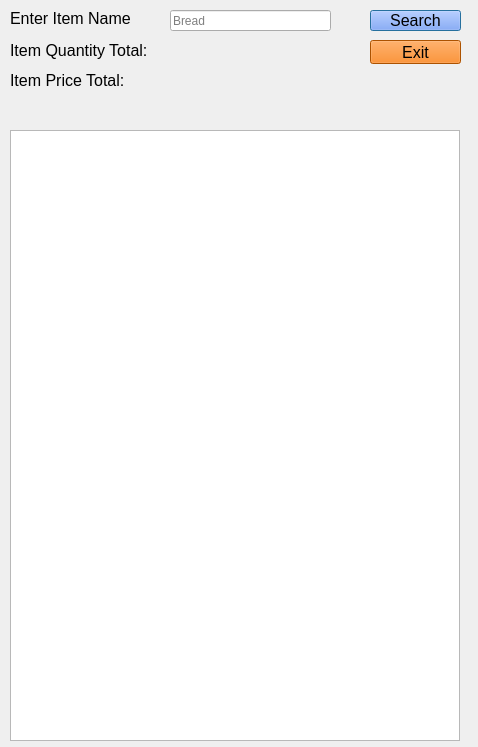
The window that itemdisplay.ui (max9001/Bulk-Club-Project) describes before a commit, drawn with Qt 5.
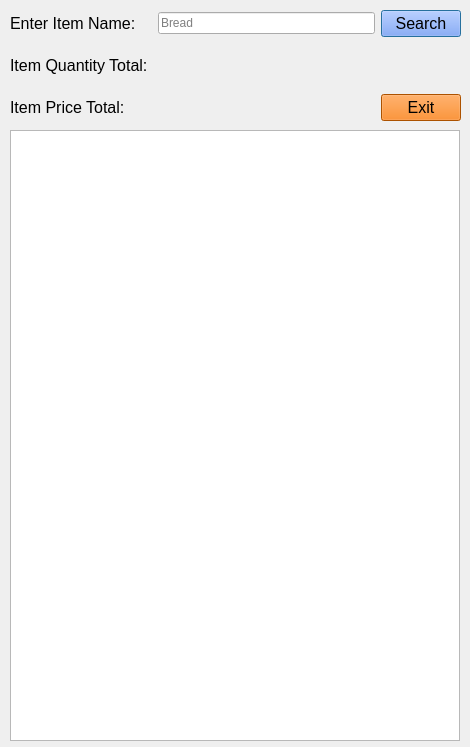
The same window after the commit.

```diff
--- a/itemdisplay.ui
+++ b/itemdisplay.ui
@@ -6,7 +6,7 @@
    <rect>
     <x>0</x>
     <y>0</y>
-    <width>478</width>
+    <width>470</width>
     <height>747</height>
    </rect>
   </property>
@@ -23,15 +23,27 @@
     </rect>
    </property>
   </widget>
+  <widget class="QWidget" name="gridLayoutWidget">
+   <property name="enabled">
+    <bool>true</bool>
+   </property>
+   <property name="geometry">
+    <rect>
+     <x>10</x>
+     <y>0</y>
+     <width>451</width>
+     <height>131</height>
+    </rect>
+   </property>
+   <layout class="QGridLayout" name="gridLayout">
+    <property name="topMargin">
+     <number>10</number>
+    </property>
+    <property name="bottomMargin">
+     <number>10</number>
+    </property>
+    <item row="0" column="1">
   <widget class="QLineEdit" name="itemSearchBar">
-   <property name="geometry">
-    <rect>
-     <x>170</x>
-     <y>10</y>
-     <width>161</width>
-     <height>21</height>
-    </rect>
-   </property>
    <property name="text">
     <string/>
    </property>
@@ -39,15 +51,48 @@
     <string>Bread</string>
    </property>
   </widget>
+    </item>
+    <item row="1" column="0">
+     <widget class="QLabel" name="itemQuantityTotal">
+      <property name="font">
+       <font>
+        <pointsize>12</pointsize>
+       </font>
+      </property>
+      <property name="text">
+       <string>Item Quantity Total: </string>
+      </property>
+     </widget>
+    </item>
+    <item row="2" column="0">
+     <widget class="QLabel" name="itemPriceTotal">
+      <property name="enabled">
+       <bool>true</bool>
+      </property>
+      <property name="font">
+       <font>
+        <pointsize>12</pointsize>
+       </font>
+      </property>
+      <property name="text">
+       <string>Item Price Total: </string>
+      </property>
+     </widget>
+    </item>
+    <item row="0" column="0">
+     <widget class="QLabel" name="label">
+      <property name="font">
+       <font>
+        <pointsize>12</pointsize>
+       </font>
+      </property>
+      <property name="text">
+       <string>Enter Item Name:</string>
+      </property>
+     </widget>
+    </item>
+    <item row="0" column="2">
   <widget class="QPushButton" name="searchButton">
-   <property name="geometry">
-    <rect>
-     <x>370</x>
-     <y>10</y>
-     <width>91</width>
-     <height>21</height>
-    </rect>
-   </property>
    <property name="font">
     <font>
      <pointsize>12</pointsize>
@@ -60,69 +105,9 @@
     <string>Search</string>
    </property>
   </widget>
-  <widget class="QLabel" name="label">
-   <property name="geometry">
-    <rect>
-     <x>10</x>
-     <y>10</y>
-     <width>121</width>
-     <height>16</height>
-    </rect>
-   </property>
-   <property name="font">
-    <font>
-     <pointsize>12</pointsize>
-    </font>
-   </property>
-   <property name="text">
-    <string>Enter Item Name:</string>
-   </property>
-  </widget>
-  <widget class="QLabel" name="itemPriceTotal">
-   <property name="geometry">
-    <rect>
-     <x>10</x>
-     <y>70</y>
-     <width>321</width>
-     <height>20</height>
-    </rect>
-   </property>
-   <property name="font">
-    <font>
-     <pointsize>12</pointsize>
-    </font>
-   </property>
-   <property name="text">
-    <string>Item Price Total: </string>
-   </property>
-  </widget>
-  <widget class="QLabel" name="itemQuantityTotal">
-   <property name="geometry">
-    <rect>
-     <x>10</x>
-     <y>40</y>
-     <width>321</width>
-     <height>20</height>
-    </rect>
-   </property>
-   <property name="font">
-    <font>
-     <pointsize>12</pointsize>
-    </font>
-   </property>
-   <property name="text">
-    <string>Item Quantity Total: </string>
-   </property>
-  </widget>
+    </item>
+    <item row="2" column="2">
   <widget class="QPushButton" name="pushButton">
-   <property name="geometry">
-    <rect>
-     <x>370</x>
-     <y>40</y>
-     <width>91</width>
-     <height>24</height>
-    </rect>
-   </property>
    <property name="font">
     <font>
      <pointsize>12</pointsize>
@@ -134,6 +119,9 @@
    <property name="text">
     <string>Exit</string>
    </property>
+     </widget>
+    </item>
+   </layout>
   </widget>
  </widget>
  <resources/>
```
Lines whose indentation alone changed are shown as unchanged.
